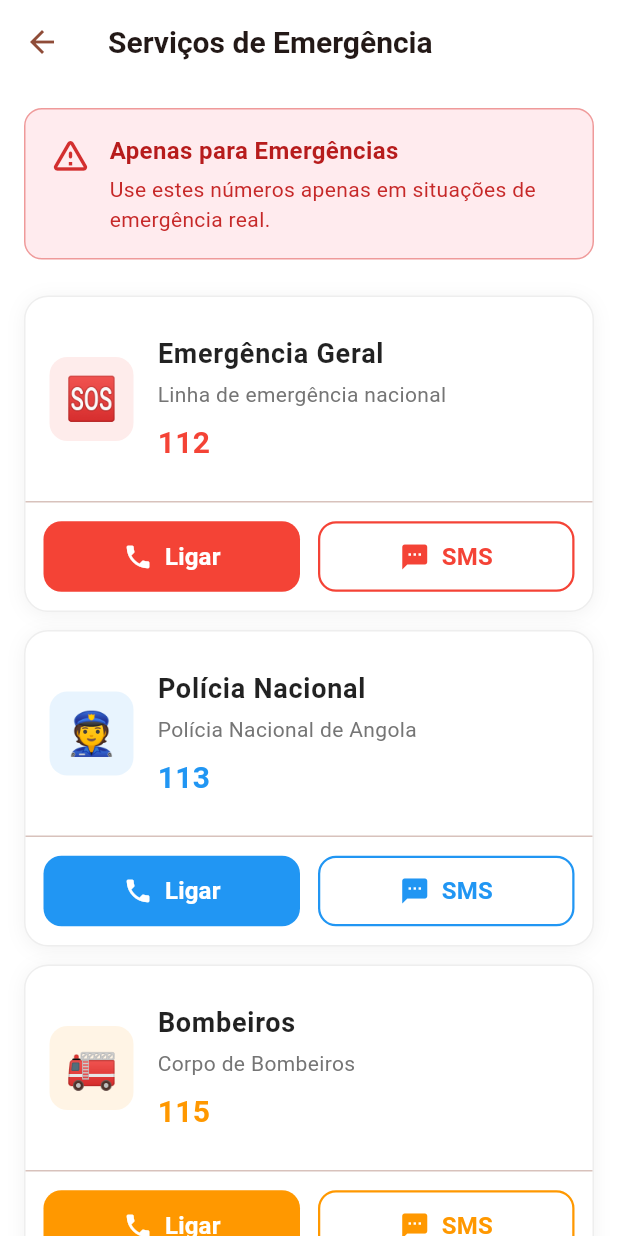
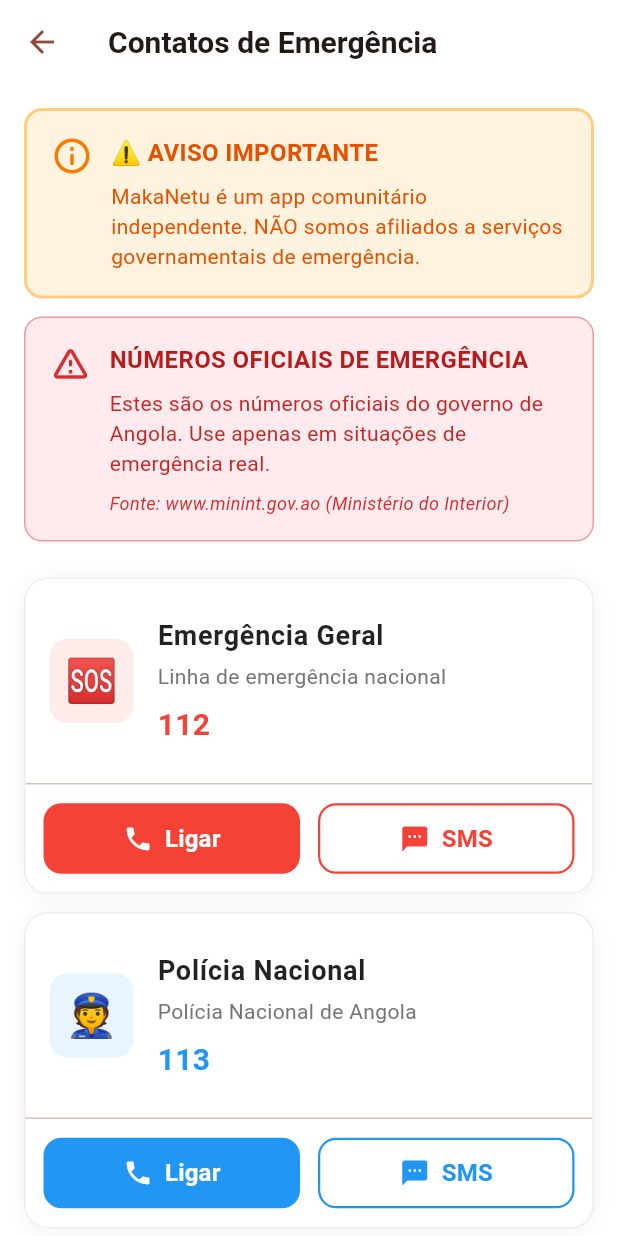
Before and after one commit to risk-place-angola/mobile-risk-place, a Flutter app: the EmergencyServicesScreen screen opened directly, on a phone screen of 412 x 824 dp. Run offline on Flutter 3.47's test engine with Material 3 defaults, Android fonts, the phone set to English and light mode, and no system bars; our stand-ins replace dio, firebase_core, firebase_database, firebase_messaging, firebase_storage, flutter_animate and 12 more; missing offline and left inert: animate_gradient, audio_waveforms; accounts and stored records are empty; network calls fail; project files that could hold a hidden picture were left out.

Commit message:
feat(ui): add compliance disclaimers to Emergency Contacts screen
- Update screen title: 'Serviços de Emergência' → 'Contatos de Emergência'
- Add prominent orange warning card about being community app
- Add red disclaimer stating official government numbers with source
- Include attribution to www.minint.gov.ao (Ministério do Interior)
- Improve visual hierarchy with separated warning cards

Google Play Compliance:
- Clearly states app is NOT affiliated with government services
- Shows official source for emergency numbers
- Maintains neutral, community-focused language

```diff
--- a/lib/presenter/pages/emergency_services/emergency_services.screen.dart
+++ b/lib/presenter/pages/emergency_services/emergency_services.screen.dart
@@ -58,7 +58,7 @@ class EmergencyServicesScreen extends StatelessWidget {
       backgroundColor: Colors.white,
       appBar: AppBar(
         title: const Text(
-          'Serviços de Emergência',
+          'Contatos de Emergência',
           style: TextStyle(
             fontSize: 20,
             fontWeight: FontWeight.w600,
@@ -84,7 +84,52 @@ class EmergencyServicesScreen extends StatelessWidget {
   }
 
   Widget _buildWarningCard() {
-    return Container(
+    return Column(
+      children: [
+        // Disclaimer sobre não ser governamental
+        Container(
+          padding: const EdgeInsets.all(16),
+          decoration: BoxDecoration(
+            color: Colors.orange.shade50,
+            borderRadius: BorderRadius.circular(12),
+            border: Border.all(color: Colors.orange.shade200, width: 2),
+          ),
+          child: Row(
+            crossAxisAlignment: CrossAxisAlignment.start,
+            children: [
+              Icon(Icons.info_outline,
+                  color: Colors.orange.shade700, size: 28),
+              const SizedBox(width: 12),
+              Expanded(
+                child: Column(
+                  crossAxisAlignment: CrossAxisAlignment.start,
+                  children: [
+                    Text(
+                      '⚠️ AVISO IMPORTANTE',
+                      style: TextStyle(
+                        fontSize: 16,
+                        fontWeight: FontWeight.bold,
+                        color: Colors.orange.shade900,
+                      ),
+                    ),
+                    const SizedBox(height: 8),
+                    Text(
+                      'MakaNetu é um app comunitário independente. NÃO somos afiliados a serviços governamentais de emergência.',
+                      style: TextStyle(
+                        fontSize: 14,
+                        color: Colors.orange.shade900,
+                        height: 1.4,
+                      ),
+                    ),
+                  ],
+                ),
+              ),
+            ],
+          ),
+        ),
+        const SizedBox(height: 12),
+        // Card de números oficiais
+        Container(
           padding: const EdgeInsets.all(16),
           decoration: BoxDecoration(
             color: Colors.red.shade50,
@@ -102,19 +147,29 @@ class EmergencyServicesScreen extends StatelessWidget {
                   crossAxisAlignment: CrossAxisAlignment.start,
                   children: [
                     Text(
-                  'Apenas para Emergências',
+                      'NÚMEROS OFICIAIS DE EMERGÊNCIA',
                       style: TextStyle(
                         fontSize: 16,
                         fontWeight: FontWeight.bold,
                         color: Colors.red.shade900,
                       ),
                     ),
-                const SizedBox(height: 4),
+                    const SizedBox(height: 8),
                     Text(
-                  'Use estes números apenas em situações de emergência real.',
+                      'Estes são os números oficiais do governo de Angola. Use apenas em situações de emergência real.',
                       style: TextStyle(
                         fontSize: 14,
                         color: Colors.red.shade800,
+                        height: 1.4,
+                      ),
+                    ),
+                    const SizedBox(height: 8),
+                    Text(
+                      'Fonte: www.minint.gov.ao (Ministério do Interior)',
+                      style: TextStyle(
+                        fontSize: 12,
+                        color: Colors.red.shade700,
+                        fontStyle: FontStyle.italic,
                       ),
                     ),
                   ],
@@ -122,6 +177,8 @@ class EmergencyServicesScreen extends StatelessWidget {
               ),
             ],
           ),
+        ),
+      ],
     );
   }
 
```
Lines whose indentation alone changed are shown as unchanged.
